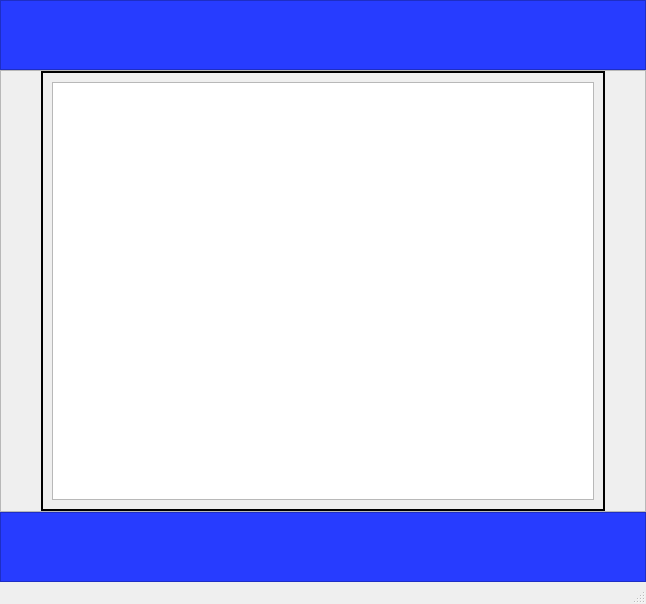
Qt form rsc/table.ui (justfollowthesun/laser_control) before a commit.
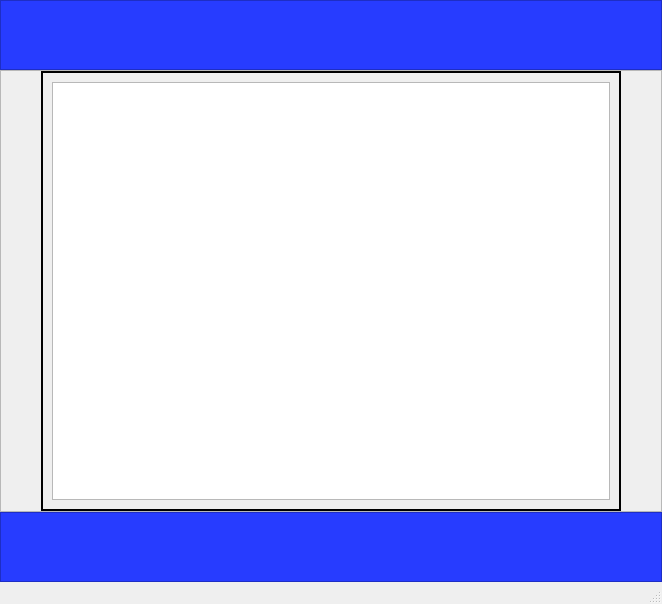
The same form after that commit.

Patch:
```diff
--- a/rsc/table.ui
+++ b/rsc/table.ui
@@ -6,7 +6,7 @@
    <rect>
     <x>0</x>
     <y>0</y>
-    <width>646</width>
+    <width>662</width>
     <height>604</height>
    </rect>
   </property>
```
Left out of the diff: 4 changed lines with no effect on the pictures.
